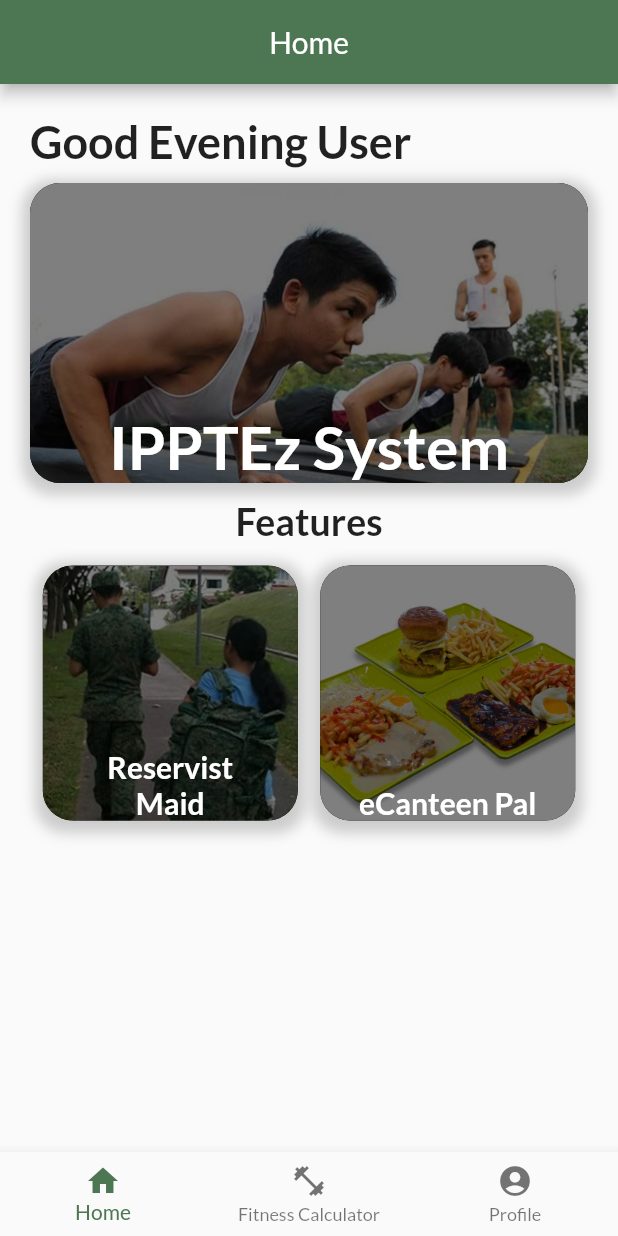
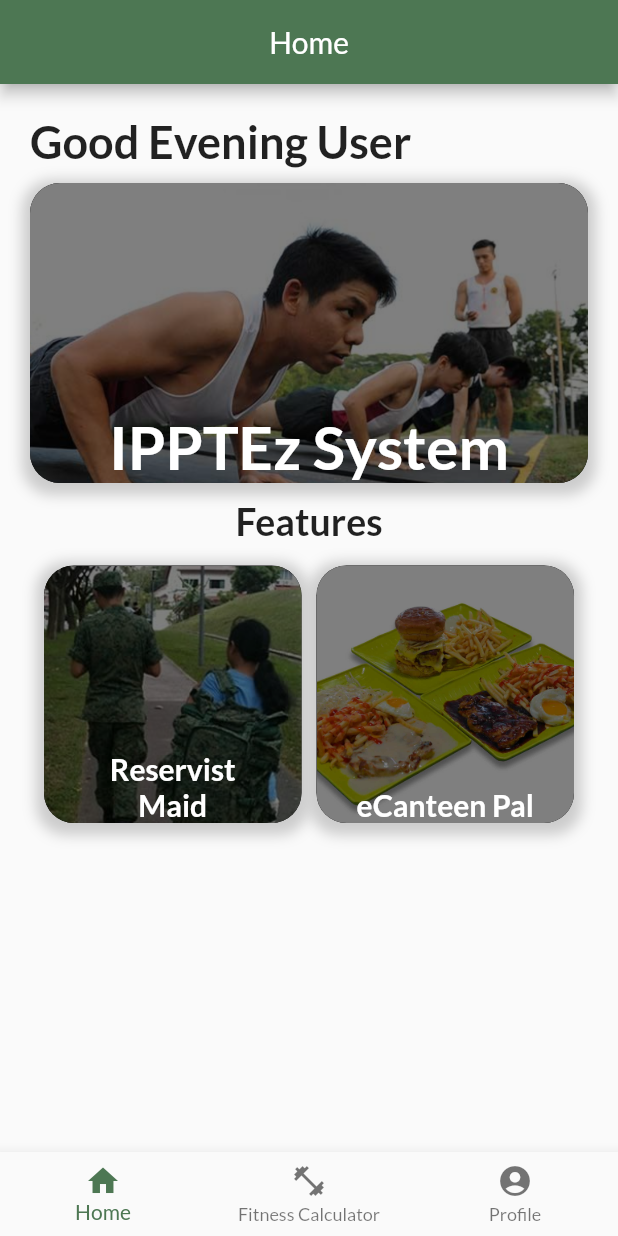
Before and after one commit to firwer/dstahackathon, a Flutter app: the screen it shows once a user with an empty profile is signed in, on a phone screen of 412 x 824 dp. Run offline on Flutter 3.47's test engine with Material 2 defaults, Android fonts, the light colour scheme and no system bars; our stand-ins replace firebase_auth, firebase_core, flutter_svg; accounts and stored records are empty.

Commit message:
Hotfix: userpage container out of bound

```diff
--- a/code-exp/lib/pages/homepage.dart
+++ b/code-exp/lib/pages/homepage.dart
@@ -195,12 +195,9 @@ class _BottomPanelState extends State<BottomPanel> {
               ),
               onTap: () async {
                 if (widget.signin) {
-                  print('pressed');
                   String? result = await context.read<AuthService>().signIn(
                       email: emailController.text,
                       password: passwordController.text);
-                  print("RESULT: ${result}");
-
                   if (result != "Signed In") {
                     response = result!;
                   } else {
--- a/code-exp/lib/pages/userpage.dart
+++ b/code-exp/lib/pages/userpage.dart
@@ -60,15 +60,18 @@ class HomeTab extends StatefulWidget {
 class _HomeTabState extends State<HomeTab> {
   @override
   Widget build(BuildContext context) {
+    double boxDim = MediaQuery.of(context).size.width / 2.4;
     return Container(
         alignment: Alignment.center,
         padding: EdgeInsets.all(20),
+        child: SafeArea(
           child: Column(
             children: [
               Align(
                 alignment: Alignment.centerLeft,
                 child: Text('Good Evening User',
-                  style: TextStyle(fontWeight: FontWeight.bold, fontSize: 30)),
+                    style:
+                        TextStyle(fontWeight: FontWeight.bold, fontSize: 30)),
               ),
               SizedBox(height: 10),
               Stack(
@@ -118,8 +121,8 @@ class _HomeTabState extends State<HomeTab> {
                     alignment: Alignment.bottomCenter,
                     children: [
                       Container(
-                      width: 170,
-                      height: 170,
+                        width: boxDim,
+                        height: boxDim,
                         decoration: BoxDecoration(
                           color: Colors.black,
                           image: DecorationImage(
@@ -127,7 +130,8 @@ class _HomeTabState extends State<HomeTab> {
                                 'assets/images/400yahoo_nsman.jpg'),
                             fit: BoxFit.cover,
                             colorFilter: ColorFilter.mode(
-                              Colors.black.withOpacity(0.5), BlendMode.darken),
+                                Colors.black.withOpacity(0.5),
+                                BlendMode.darken),
                           ),
                           borderRadius: BorderRadius.circular(20),
                           boxShadow: [
@@ -135,7 +139,8 @@ class _HomeTabState extends State<HomeTab> {
                               color: Colors.grey.withOpacity(0.5),
                               spreadRadius: 5,
                               blurRadius: 7,
-                            offset: Offset(0, 3), // changes position of shadow
+                              offset:
+                                  Offset(0, 3), // changes position of shadow
                             ),
                           ],
                         ),
@@ -150,13 +155,15 @@ class _HomeTabState extends State<HomeTab> {
                       )
                     ],
                   ),
-                SizedBox(width: 15),
+                  SizedBox(width: 10),
+
+                  //eCanteen
                   Stack(
                     alignment: Alignment.bottomCenter,
                     children: [
                       Container(
-                      height: 170,
-                      width: 170,
+                        height: boxDim,
+                        width: boxDim,
                         decoration: BoxDecoration(
                           color: Colors.black,
                           image: DecorationImage(
@@ -164,7 +171,8 @@ class _HomeTabState extends State<HomeTab> {
                                 'assets/images/Special-sauces_1.jpg'),
                             fit: BoxFit.cover,
                             colorFilter: ColorFilter.mode(
-                              Colors.black.withOpacity(0.5), BlendMode.darken),
+                                Colors.black.withOpacity(0.5),
+                                BlendMode.darken),
                           ),
                           borderRadius: BorderRadius.circular(20),
                           boxShadow: [
@@ -172,7 +180,8 @@ class _HomeTabState extends State<HomeTab> {
                               color: Colors.grey.withOpacity(0.5),
                               spreadRadius: 5,
                               blurRadius: 7,
-                            offset: Offset(0, 3), // changes position of shadow
+                              offset:
+                                  Offset(0, 3), // changes position of shadow
                             ),
                           ],
                         ),
@@ -189,6 +198,7 @@ class _HomeTabState extends State<HomeTab> {
                 ],
               )
             ],
+          ),
         ));
   }
 }
```
Lines whose indentation alone changed are shown as unchanged.
